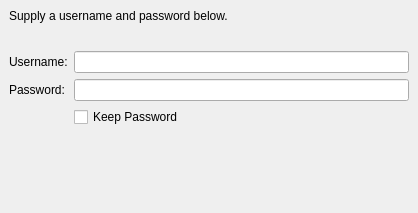
Qt form kdeui/dialogs/kpassworddialog.ui (KDE/kdelibs) before a commit.
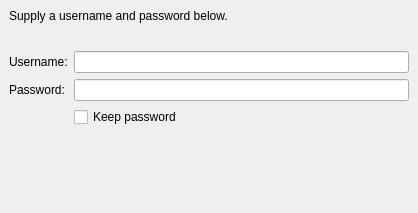
The same form after that commit. Custom widgets are drawn as their Qt base class.

Commit message: i18n style guide fix

```diff
--- a/kdeui/dialogs/kpassworddialog.ui
+++ b/kdeui/dialogs/kpassworddialog.ui
@@ -114,7 +114,7 @@
      <item row="2" column="1" >
       <widget class="QCheckBox" name="keepCheckBox" >
        <property name="text" >
-        <string>Keep Password</string>
+        <string>Keep password</string>
        </property>
       </widget>
      </item>
```
